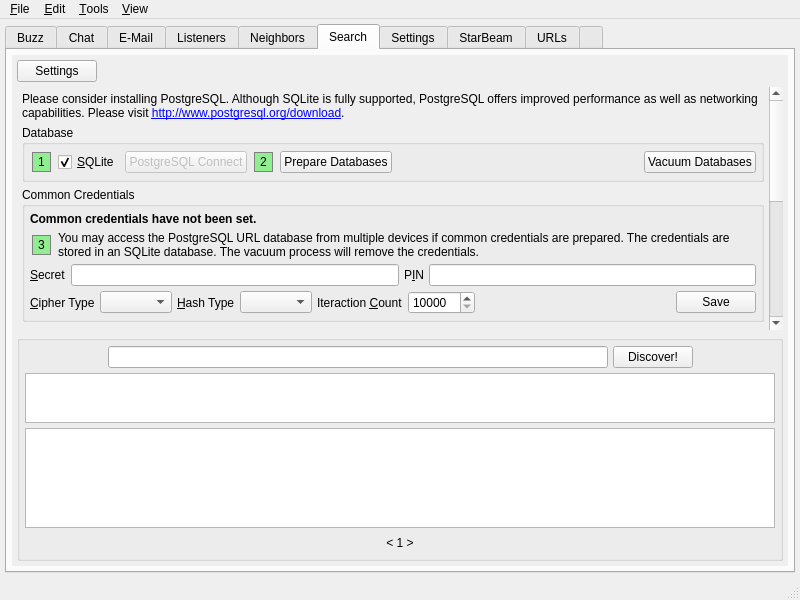
Above: branches/trunk/UI/controlcenter.ui from textbrowser/spot-on before the change. Below: the same form after it.
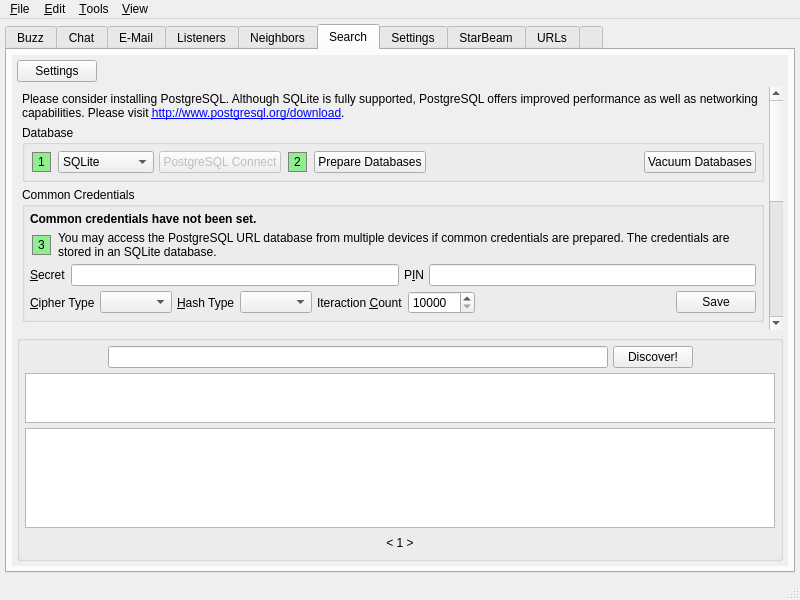
That is the form after the change. The open tabs and pages were chosen to show the change. Icons and pictures are not drawn. Custom widgets are drawn as their Qt base class.

Commit message: Combination box instead of checkbox: URL searching. Corrected spoton_misc URL methods.

Diff of the .ui file:
```diff
--- a/branches/trunk/UI/controlcenter.ui
+++ b/branches/trunk/UI/controlcenter.ui
@@ -3932,7 +3932,7 @@
              <x>0</x>
              <y>0</y>
              <width>776</width>
-             <height>502</height>
+             <height>498</height>
             </rect>
            </property>
            <layout class="QVBoxLayout" name="verticalLayout_2">
@@ -3985,8 +3985,8 @@
                 <rect>
                  <x>0</x>
                  <y>0</y>
-                 <width>748</width>
-                 <height>587</height>
+                 <width>752</width>
+                 <height>602</height>
                 </rect>
                </property>
                <layout class="QVBoxLayout" name="verticalLayout_65">
@@ -4037,13 +4037,23 @@
                     </widget>
                    </item>
                    <item>
-                    <widget class="QCheckBox" name="sqlite">
-                     <property name="text">
-                      <string>&amp;SQLite</string>
+                    <widget class="QComboBox" name="urls_db_type">
+                     <property name="currentIndex">
+                      <number>1</number>
                      </property>
-                     <property name="checked">
-                      <bool>true</bool>
+                     <property name="sizeAdjustPolicy">
+                      <enum>QComboBox::AdjustToContents</enum>
                      </property>
+                     <item>
+                      <property name="text">
+                       <string>PostgreSQL</string>
+                      </property>
+                     </item>
+                     <item>
+                      <property name="text">
+                       <string>SQLite</string>
+                      </property>
+                     </item>
                     </widget>
                    </item>
                    <item>
@@ -4158,7 +4168,7 @@
                      <item>
                       <widget class="QLabel" name="label_131">
                        <property name="text">
-                        <string>&lt;html&gt;&lt;head/&gt;&lt;body&gt;&lt;p&gt;You may access the PostgreSQL URL database from multiple devices if common credentials are prepared. The credentials are stored in an SQLite database. The vacuum process will remove the credentials.&lt;/p&gt;&lt;/body&gt;&lt;/html&gt;</string>
+                        <string>&lt;html&gt;&lt;head/&gt;&lt;body&gt;&lt;p&gt;You may access the PostgreSQL URL database from multiple devices if common credentials are prepared. The credentials are stored in an SQLite database.&lt;/p&gt;&lt;/body&gt;&lt;/html&gt;</string>
                        </property>
                        <property name="wordWrap">
                         <bool>true</bool>
```
Left out of the diff: 46 changed lines with no effect on the pictures. The commit also changes 6 other files.
